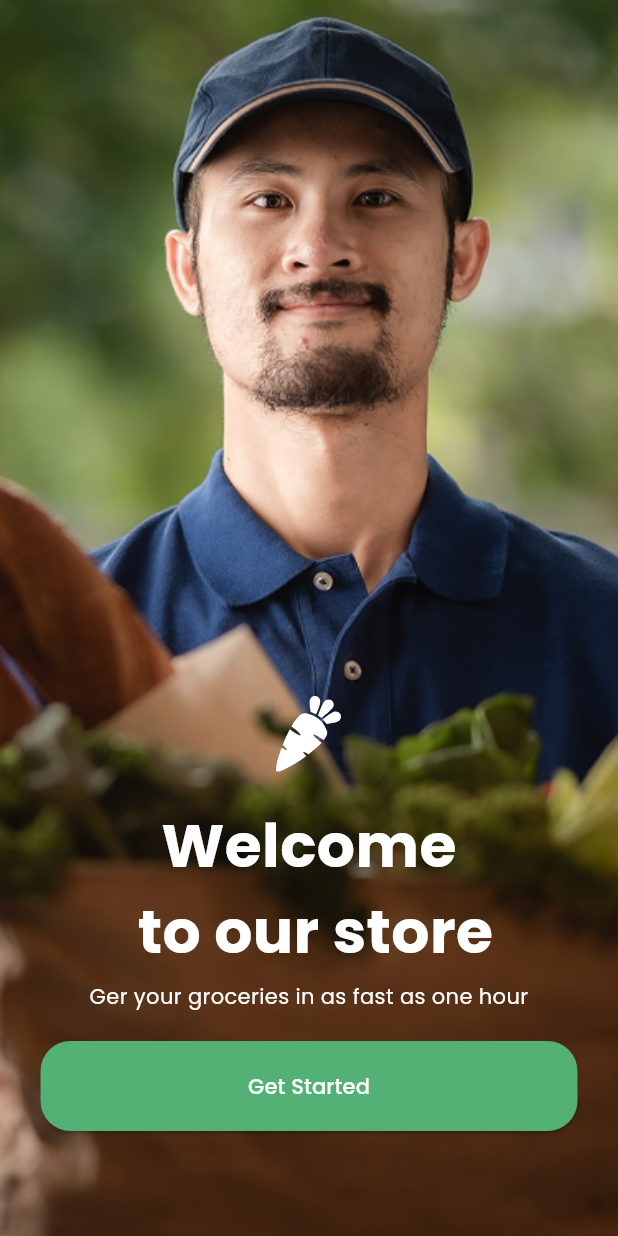
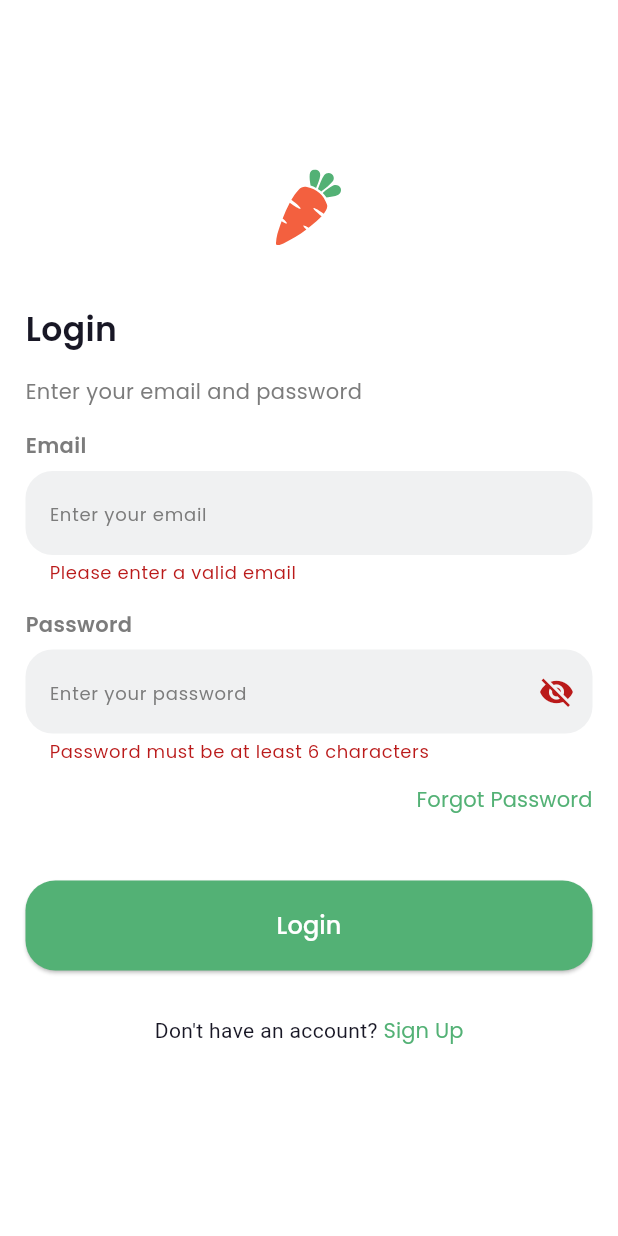
Before and after one commit to Yousefahmed168/green_mart, a Flutter app: the screen it shows after launch, after a tap on "Get Started", on a phone screen of 412 x 824 dp. Run offline on Flutter 3.47's test engine with Material 3 defaults, Android fonts, the phone set to English and light mode, and no system bars; our stand-ins replace flutter_svg, pinput.

Commit message:
create login screen & signup screen& phone number & verficatiob screen

```diff
--- a/lib/app.dart
+++ b/lib/app.dart
@@ -3,6 +3,7 @@ import 'dart:io';
 import 'package:flutter/material.dart';
 import 'package:green_mart/core/constants/app_fonts.dart';
 import 'package:green_mart/core/styles/colors.dart';
+import 'package:green_mart/core/styles/text_styles.dart';
 import 'package:green_mart/features/intro/splash_screen.dart';
 
 class MyApp extends StatelessWidget {
@@ -28,6 +29,21 @@ class MyApp extends StatelessWidget {
             foregroundColor: AppColors.backgroundColor,
           ),
         ),
+        textButtonTheme: TextButtonThemeData(
+          style: TextButton.styleFrom(
+            padding: EdgeInsets.zero,
+            minimumSize: Size.zero,
+          ),
+        ),
+        inputDecorationTheme: InputDecorationTheme(
+          hintStyle: TextStyles.caption2,
+          fillColor: AppColors.accentColor,
+          filled: true,
+          border: OutlineInputBorder(
+            borderRadius: BorderRadius.circular(18),
+            borderSide: BorderSide.none,
+          ),
+        ),
         colorScheme: ColorScheme.fromSeed(
           seedColor: AppColors.primaryColor,
           // text color
--- /dev/null
+++ b/lib/core/functions/navigations.dart
@@ -0,0 +1,16 @@
+import 'package:flutter/material.dart';
+
+void pushReplacement(BuildContext context, Widget newScreen) {
+  Navigator.pushReplacement(
+    context,
+    MaterialPageRoute(builder: (context) => newScreen),
+  );
+}
+
+void pushTo(BuildContext context, Widget newScreen) {
+  Navigator.push(context, MaterialPageRoute(builder: (context) => newScreen));
+}
+
+void pop(BuildContext context, Widget newScreen) {
+  Navigator.pop(context , MaterialPageRoute(builder: (context) => newScreen));
+}
--- /dev/null
+++ b/lib/core/functions/validations.dart
@@ -0,0 +1,21 @@
+bool isEmailValid(String email) {
+  return RegExp(
+    r'^[a-zA-Z0-9._%+-]+@[a-zA-Z0-9.-]+\.[a-zA-Z]{4,}$',
+  ).hasMatch(email);
+}
+
+bool isNameValid(String name) {
+  return RegExp(
+    r'^(?=.*?[A-Z])(?=.*?[a-z])(?=.*?[0-9])(?=.*?[!@#\$&*~]).{8,}$',
+  ).hasMatch(name);
+}
+
+bool isPasswordValid(String password) {
+  return RegExp(
+    r'^(?=.*?[A-Z])(?=.*?[a-z])(?=.*?[0-9])(?=.*?[!@#\$&*~]).{8,}$',
+  ).hasMatch(password);
+}
+
+bool isEgyptianPhone(String number) {
+  return RegExp(r'^01[0125][0-9]{8}$').hasMatch(number);
+}
--- /dev/null
+++ b/lib/core/widgets/custom_text_form_field.dart
@@ -0,0 +1,24 @@
+import 'package:flutter/material.dart';
+
+class CustomTextFormField extends StatelessWidget {
+  const CustomTextFormField({
+    super.key,
+    required this.hintText,
+    this.keyboardType,
+    this.validator,
+  });
+
+  final String hintText;
+  final TextInputType? keyboardType;
+  final String? Function(String?)? validator;
+  @override
+  Widget build(BuildContext context) {
+    return TextFormField(
+      decoration: InputDecoration(hintText: hintText),
+      keyboardType: keyboardType,
+      onTapOutside: (event) => FocusManager.instance.primaryFocus?.unfocus(),
+      textInputAction: TextInputAction.next,
+      validator: validator,
+    );
+  }
+}
--- a/lib/core/widgets/main_button.dart
+++ b/lib/core/widgets/main_button.dart
@@ -1,4 +1,5 @@
 import 'package:flutter/material.dart';
+import 'package:green_mart/core/styles/text_styles.dart';
 
 class MainButton extends StatelessWidget {
   const MainButton({super.key, required this.text, required this.onPressed});
@@ -7,6 +8,9 @@ class MainButton extends StatelessWidget {
   final Function() onPressed;
   @override
   Widget build(BuildContext context) {
-    return ElevatedButton(onPressed: onPressed, child: Text(text));
+    return ElevatedButton(
+      onPressed: onPressed,
+      child: Text(text, style: TextStyles.body),
+    );
   }
 }
--- /dev/null
+++ b/lib/core/widgets/password_text_form_field.dart
@@ -0,0 +1,42 @@
+import 'package:flutter/material.dart';
+import 'package:green_mart/core/functions/validations.dart';
+
+class PasswordTextFormField extends StatefulWidget {
+  const PasswordTextFormField({super.key, required this.hintText});
+
+  final String hintText;
+
+  @override
+  State<PasswordTextFormField> createState() => _PasswordTextFormFieldState();
+}
+
+class _PasswordTextFormFieldState extends State<PasswordTextFormField> {
+  bool obscureText = true;
+
+  @override
+  Widget build(BuildContext context) {
+    return TextFormField(
+      obscureText: obscureText,
+      decoration: InputDecoration(
+        hintText: widget.hintText,
+        // labelText: 'Email',
+        suffixIcon: IconButton(
+          onPressed: () {
+            setState(() {
+              obscureText = !obscureText;
+            });
+          },
+          icon: Icon(obscureText ? Icons.visibility_off : Icons.remove_red_eye),
+        ),
+      ),
+      validator: (input) {
+        if (isPasswordValid(input!)) {
+          return 'Please enter your password';
+        } else if (input.length < 6) {
+          return 'Password must be at least 6 characters';
+        }
+        return null;
+      },
+    );
+  }
+}
--- /dev/null
+++ b/lib/features/auth/pages/login_screen.dart
@@ -0,0 +1,137 @@
+import 'package:flutter/material.dart';
+import 'package:flutter_svg/svg.dart';
+import 'package:green_mart/core/constants/app_images.dart';
+import 'package:green_mart/core/functions/navigations.dart';
+import 'package:green_mart/core/functions/validations.dart';
+import 'package:green_mart/core/styles/colors.dart';
+import 'package:green_mart/core/styles/text_styles.dart';
+import 'package:green_mart/core/widgets/custom_text_form_field.dart';
+import 'package:green_mart/core/widgets/main_button.dart';
+import 'package:green_mart/core/widgets/password_text_form_field.dart';
+import 'package:green_mart/features/auth/pages/signup_screen.dart';
+
+class LoginScreen extends StatefulWidget {
+  const LoginScreen({super.key});
+
+  @override
+  State<LoginScreen> createState() => _LoginScreenState();
+}
+
+class _LoginScreenState extends State<LoginScreen> {
+  final formKey = GlobalKey<FormState>();
+  @override
+  Widget build(BuildContext context) {
+    return Scaffold(
+      body: Center(
+        child: Padding(
+          padding: const EdgeInsets.all(17),
+          child: Form(
+            key: formKey,
+            autovalidateMode: AutovalidateMode.always,
+
+            child: SingleChildScrollView(
+              child: Column(
+                mainAxisAlignment: MainAxisAlignment.center,
+                crossAxisAlignment: CrossAxisAlignment.start,
+                children: [
+                  Align(
+                    alignment: AlignmentGeometry.center,
+                    child: SvgPicture.asset(AppImages.carrotSvg),
+                  ),
+                  SizedBox(height: 40),
+                  Text("Login ", style: TextStyles.title),
+                  SizedBox(height: 16),
+                  Text(
+                    "Enter your email and password",
+                    style: TextStyles.caption1.copyWith(
+                      color: AppColors.greyColor,
+                    ),
+                  ),
+                  SizedBox(height: 16),
+                  Text(
+                    "Email",
+                    style: TextStyles.caption1.copyWith(
+                      color: AppColors.greyColor,
+                      fontWeight: FontWeight.w600,
+                    ),
+                  ),
+                  SizedBox(height: 7),
+
+                  CustomTextFormField(
+                    hintText: "Enter your email",
+                    validator: (value) {
+                      if (isEmailValid(value!)) {
+                        return "Please enter your email";
+                      } else if (!value.contains("@")) {
+                        return "Please enter a valid email";
+                      }
+                      return null;
+                    },
+                    keyboardType: TextInputType.emailAddress,
+                  ),
+                  SizedBox(height: 16),
+
+                  Text(
+                    "Password",
+                    style: TextStyles.caption1.copyWith(
+                      color: AppColors.greyColor,
+                      fontWeight: FontWeight.w600,
+                    ),
+                  ),
+                  SizedBox(height: 7),
+                  PasswordTextFormField(hintText: "Enter your password"),
+                  Align(
+                    alignment: AlignmentGeometry.centerRight,
+                    child: TextButton(
+                      onPressed: () {},
+                      child: Text(
+                        "Forgot Password",
+                        style: TextStyles.caption1.copyWith(
+                          color: AppColors.primaryColor,
+                        ),
+                      ),
+                    ),
+                  ),
+                  SizedBox(height: 30),
+                  MainButton(
+                    onPressed: () {
+                      if (formKey.currentState!.validate()) {}
+                    },
+                    text: "Login",
+                  ),
+                  SizedBox(height: 16),
+                  Center(
+                    child: Text.rich(
+                      TextSpan(
+                        children: [
+                          TextSpan(
+                            text: "Don't have an account? ",
+                            style: TextStyles.caption1,
+                          ),
+                          WidgetSpan(
+                            alignment: PlaceholderAlignment.middle,
+                            child: TextButton(
+                              onPressed: () {
+                                pushTo(context, const SignupScreen());
+                              },
+                              child: Text(
+                                "Sign Up",
+                                style: TextStyles.caption1.copyWith(
+                                  color: AppColors.primaryColor,
+                                ),
+                              ),
+                            ),
+                          ),
+                        ],
+                      ),
+                    ),
+                  ),
+                ],
+              ),
+            ),
+          ),
+        ),
+      ),
+    );
+  }
+}
--- a/lib/features/intro/onboarding.dart
+++ b/lib/features/intro/onboarding.dart
@@ -1,9 +1,11 @@
 import 'package:flutter/material.dart';
 import 'package:flutter_svg/flutter_svg.dart';
 import 'package:green_mart/core/constants/app_images.dart';
+import 'package:green_mart/core/functions/navigations.dart';
 import 'package:green_mart/core/styles/colors.dart';
 import 'package:green_mart/core/styles/text_styles.dart';
 import 'package:green_mart/core/widgets/main_button.dart';
+import 'package:green_mart/features/auth/pages/login_screen.dart';
 
 class WelcomeScreen extends StatelessWidget {
   const WelcomeScreen({super.key});
@@ -52,7 +54,9 @@ class WelcomeScreen extends StatelessWidget {
                   ),
                 ),
                 SizedBox(height: 20),
-                MainButton(text: "Get Started", onPressed: () {}),
+                MainButton(text: "Get Started", onPressed: () {
+                  pushReplacement(context, const LoginScreen());
+                }),
               ],
             ),
           ),
--- a/lib/features/intro/splash_screen.dart
+++ b/lib/features/intro/splash_screen.dart
@@ -1,6 +1,7 @@
 import 'package:flutter/material.dart';
 import 'package:flutter_svg/svg.dart';
 import 'package:green_mart/core/constants/app_images.dart';
+import 'package:green_mart/core/functions/navigations.dart';
 import 'package:green_mart/core/styles/colors.dart';
 import 'package:green_mart/features/intro/onboarding.dart';
 
@@ -14,14 +15,11 @@ class SplashScreen extends StatefulWidget {
 class _SplashScreenState extends State<SplashScreen> {
   @override
   void initState() {
+    super.initState();
     // delay for 3 seconds and then navigate to the next screen
     Future.delayed(Duration(seconds: 3), () {
-      Navigator.pushReplacement(
-        context,
-        MaterialPageRoute(builder: (context) => WelcomeScreen()),
-      );
+      pushReplacement(context, WelcomeScreen());
     });
-    super.initState();
   }
 
   @override
--- a/pubspec.yaml
+++ b/pubspec.yaml
@@ -10,6 +10,7 @@ dependencies:
   flutter:
     sdk: flutter
   flutter_svg: ^2.2.3
+  pinput: ^2.0.0
 
 dev_dependencies:
   flutter_lints: ^6.0.0
```
Also changed, not shown: lib/features/auth/pages/phone_number.dart (added, +55 -0 lines), lib/features/auth/pages/signup_screen.dart (added, +142 -0 lines), lib/features/auth/pages/verification.dart (added, +83 -0 lines), pubspec.lock, 10 other files.
